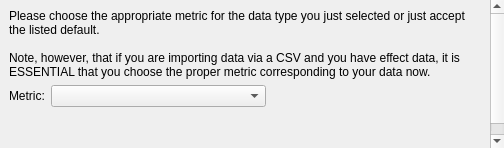
Above: src/rc_metastudio/forms/choose_metric_page.ui from AliSalman-et-al/rc-metastudio before the change. Below: the same form after it.
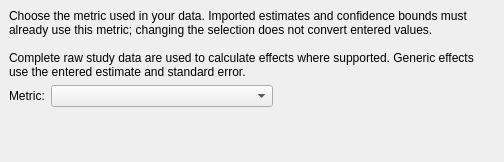
That is the form after the change.

```diff
--- a/src/rc_metastudio/forms/choose_metric_page.ui
+++ b/src/rc_metastudio/forms/choose_metric_page.ui
@@ -41,9 +41,9 @@
        <item>
         <widget class="QLabel" name="label_2">
      <property name="text">
-      <string>Please choose the appropriate metric for the data type you just selected or just accept the listed default.
+      <string>Choose the metric used in your data. Imported estimates and confidence bounds must already use this metric; changing the selection does not convert entered values.
 
-Note, however, that if you are importing data via a CSV and you have effect data, it is ESSENTIAL that you choose the proper metric corresponding to your data now.</string>
+Complete raw study data are used to calculate effects where supported. Generic effects use the entered estimate and standard error.</string>
      </property>
      <property name="wordWrap">
       <bool>true</bool>
```
